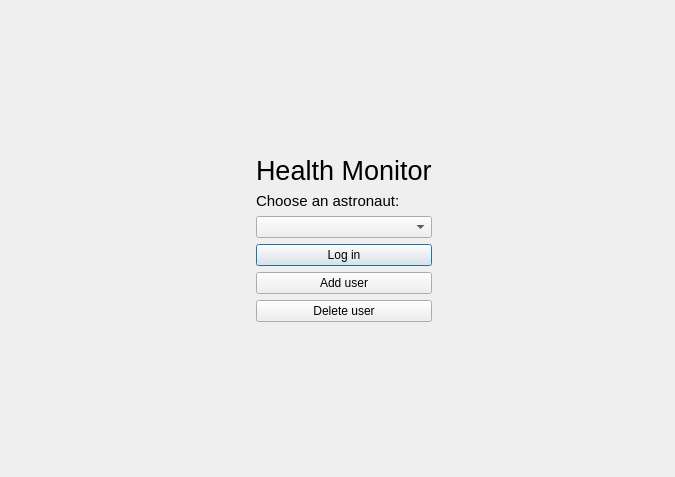
Before: the Qt Designer form login.ui in KacperModelu/HackatonHealthMonitoringSystem, drawn with Qt 5.
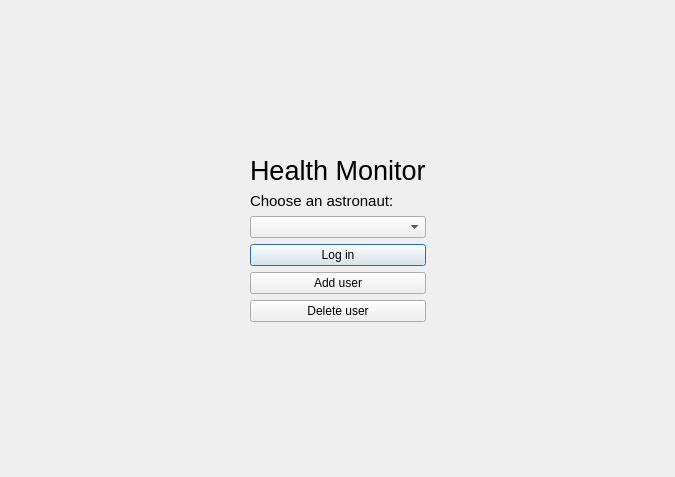
After: the same form once the commit is applied.

Commit message: Update UI layouts for mainform and login and more

```diff
--- a/login.ui
+++ b/login.ui
@@ -13,15 +13,8 @@
   <property name="windowTitle">
    <string>Dialog</string>
   </property>
-  <widget class="QWidget" name="">
-   <property name="geometry">
-    <rect>
-     <x>140</x>
-     <y>30</y>
-     <width>409</width>
-     <height>416</height>
-    </rect>
-   </property>
+  <layout class="QGridLayout" name="gridLayout">
+   <item row="0" column="0">
    <layout class="QVBoxLayout" name="verticalLayout_2">
     <item>
      <spacer name="verticalSpacer">
@@ -132,7 +125,8 @@
      </spacer>
     </item>
    </layout>
-  </widget>
+   </item>
+  </layout>
  </widget>
  <resources/>
  <connections/>
```
Lines whose indentation alone changed are shown as unchanged. The commit also changes 8 other files.
